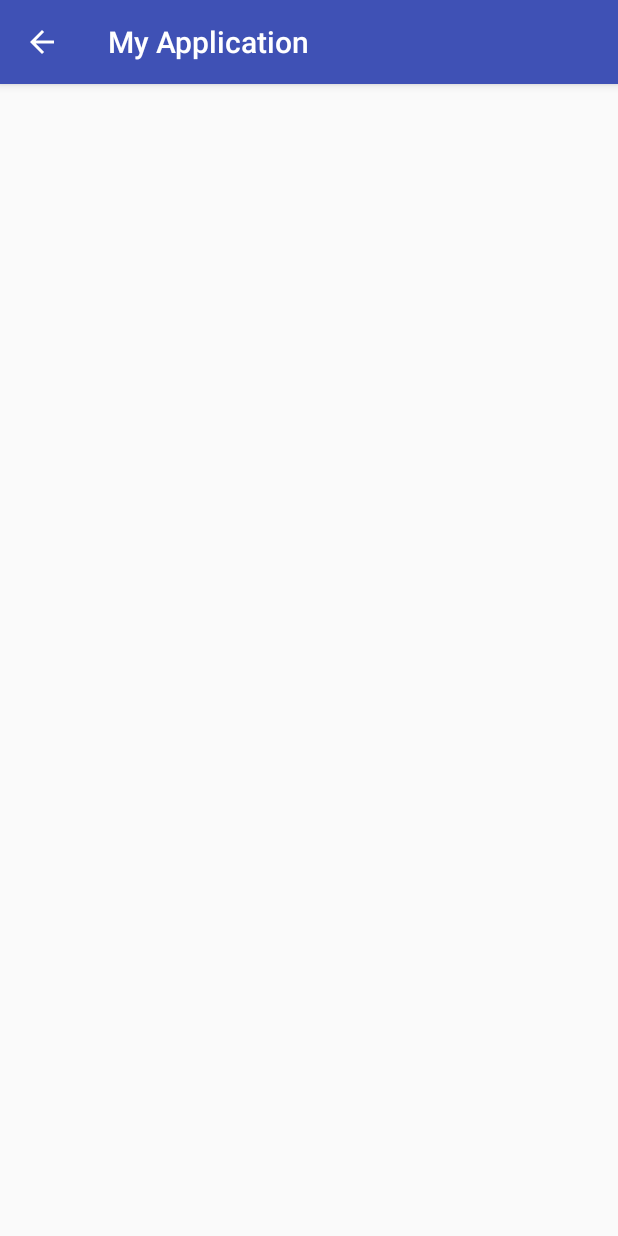
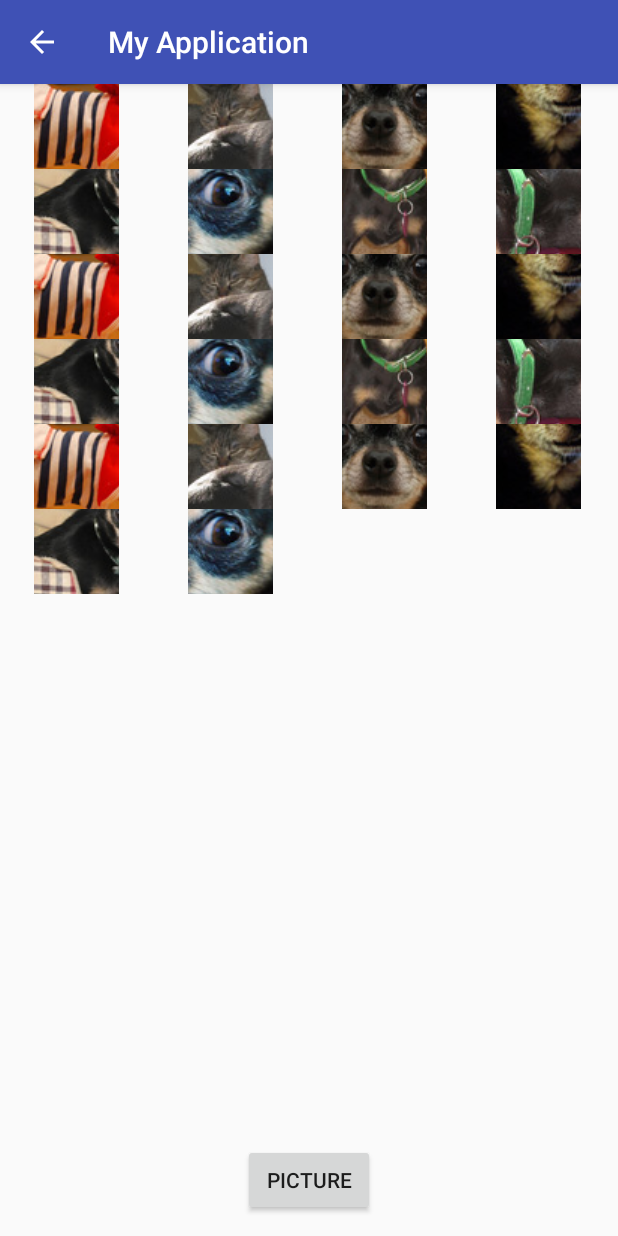
Before and after one commit to jaeyoung0909/CS496_project1, an Android app: the Picture screen opened directly, with no data from a screen before it, on a phone screen of 412 x 824 dp. Run offline under Robolectric (Android 15) with nearby library versions, the phone set to English and light mode, and no system bars.

Commit message:
jaeyoung's B part

```diff
--- a/ThreeTab/app/build.gradle
+++ b/ThreeTab/app/build.gradle
@@ -9,6 +9,7 @@ android {
         versionCode 1
         versionName "1.0"
         testInstrumentationRunner "android.support.test.runner.AndroidJUnitRunner"
+
     }
     buildTypes {
         release {
--- a/ThreeTab/app/src/main/AndroidManifest.xml
+++ b/ThreeTab/app/src/main/AndroidManifest.xml
@@ -25,11 +25,10 @@
         </activity>
         <activity
             android:name=".PhoneNumber"
-            android:parentActivityName = ".MainActivity"/>
+            android:parentActivityName=".MainActivity" />
         <activity
             android:name=".Picture"
-            android:parentActivityName=".MainActivity"
-            ></activity>
+            android:parentActivityName=".MainActivity" />
     </application>
 
 </manifest>
--- a/ThreeTab/app/src/main/java/com/example/user/myapplication/Picture.java
+++ b/ThreeTab/app/src/main/java/com/example/user/myapplication/Picture.java
@@ -1,13 +1,175 @@
 package com.example.user.myapplication;
 
+import android.content.Context;
+import android.content.Intent;
+import android.database.Cursor;
+import android.graphics.Bitmap;
+import android.graphics.BitmapFactory;
+import android.net.Uri;
+import android.os.Environment;
+import android.provider.MediaStore;
 import android.support.v7.app.AppCompatActivity;
 import android.os.Bundle;
+import android.util.Log;
+import android.view.View;
+import android.view.ViewGroup;
+import android.widget.AdapterView;
+import android.widget.BaseAdapter;
+import android.widget.Button;
+import android.widget.GridView;
+import android.widget.ImageView;
+import android.widget.AdapterView.OnItemClickListener;
+import android.widget.Toast;
 
-public class Picture extends AppCompatActivity {
+import java.io.BufferedOutputStream;
+import java.io.File;
+import java.io.FileOutputStream;
+import java.util.ArrayList;
 
+public class Picture extends AppCompatActivity implements View.OnClickListener{
+    private Integer[] mThumbIds = {
+            R.drawable.sample_2, R.drawable.sample_3,
+            R.drawable.sample_4, R.drawable.sample_5,
+            R.drawable.sample_6, R.drawable.sample_7,
+            R.drawable.sample_0, R.drawable.sample_1,
+            R.drawable.sample_2, R.drawable.sample_3,
+            R.drawable.sample_4, R.drawable.sample_5,
+            R.drawable.sample_6, R.drawable.sample_7,
+            R.drawable.sample_0, R.drawable.sample_1,
+            R.drawable.sample_2, R.drawable.sample_3,
+            R.drawable.sample_4, R.drawable.sample_5,
+            R.drawable.sample_6, R.drawable.sample_7
+    };
+
+    private Context mContext;
+    private static final int PICK_FROM_ALBUM = 1;
+    private static final int CROP_FROM_iMAGE = 2;
+
+    private Uri mlmageCaptureUri;
+    private String absolutePath;
     @Override
     protected void onCreate(Bundle savedInstanceState) {
         super.onCreate(savedInstanceState);
         setContentView(R.layout.activity_picture);
+
+        GridView gridview  = (GridView) findViewById(R.id.gridview);
+        gridview.setAdapter(new ImageAdapter(this));
+
+        gridview.setOnItemClickListener(new OnItemClickListener(){
+            public void onItemClick(AdapterView<?> parents, View v, int position, long id){
+
+                Toast.makeText(Picture.this, "" + position,
+                        Toast.LENGTH_SHORT).show();
+            }
+        });
+        Button btn_agreeJoin = (Button)this.findViewById(R.id.button3);
+
+        btn_agreeJoin.setOnClickListener(this);
     }
+
+    public void doTakeAlbumAction(){
+        Intent intent = new Intent(Intent.ACTION_PICK);
+        intent.setType(android.provider.MediaStore.Images.Media.CONTENT_TYPE);
+        startActivityForResult(intent, PICK_FROM_ALBUM);
+    }
+
+    @Override
+    public void onActivityResult(int requestCode, int resultCode, Intent data){
+        super.onActivityResult(requestCode, resultCode, data);
+
+        if(resultCode != RESULT_OK) return;
+        switch(requestCode){
+            case PICK_FROM_ALBUM :{
+                mlmageCaptureUri = data.getData();
+                Log.d("SmartWhell", mlmageCaptureUri.getPath().toString());
+            }
+            case CROP_FROM_iMAGE:{
+                if(resultCode != RESULT_OK){
+                    return;
+                }
+
+                final Bundle extras = data.getExtras();
+
+                String filePath = Environment.getExternalStorageDirectory().getAbsolutePath() + "/SmartWheel/" + System.currentTimeMillis() + ".jpg";
+
+                if(extras != null){
+                    Bitmap photo = extras.getParcelable("data");
+
+                    absolutePath = filePath;
+                    break;
+                }
+
+                File f = new File(mlmageCaptureUri.getPath());
+                if(f.exists())  f.delete();
+            }
+        }
+    }
+    public void onClick(View v){
+        Intent intent = new Intent(Intent.ACTION_PICK);
+        intent.setType(android.provider.MediaStore.Images.Media.CONTENT_TYPE);
+        startActivityForResult(intent, PICK_FROM_ALBUM);
+    }
+
+    private void storeCropImage(Bitmap bitmap, String filePath){
+        String dirPath = Environment.getExternalStorageDirectory().getAbsolutePath() + "/SmartWheel";
+        File directory_SmartWheel = new File(dirPath);
+
+        if(!directory_SmartWheel.exists())  directory_SmartWheel.mkdir();
+        File copyFile = new File(filePath);
+        BufferedOutputStream out = null;
+
+        try {
+            copyFile.createNewFile();
+            out = new BufferedOutputStream(new FileOutputStream(copyFile));
+            bitmap.compress(Bitmap.CompressFormat.JPEG, 100, out);
+
+            sendBroadcast(new Intent(Intent.ACTION_MEDIA_SCANNER_SCAN_FILE, Uri.fromFile(copyFile)));
+            out.flush();
+            out.close();
+        }catch(Exception e){
+            e.printStackTrace();
+        }
+    }
+
+    public class ImageAdapter extends BaseAdapter {
+
+        private Context mContext;
+
+        public ImageAdapter(Context c){
+            mContext = c;
+        }
+        @Override
+        public int getCount() {
+            return mThumbIds.length;
+        }
+
+        @Override
+        public Object getItem(int position) {
+            return null;
+        }
+
+        @Override
+        public long getItemId(int position) {
+            return 0;
+        }
+
+        @Override
+        public View getView(int position, View view, ViewGroup viewGroup) {
+            ImageView imageView;
+            if(view == null){
+                imageView = new ImageView(mContext);
+                imageView.setLayoutParams(new GridView.LayoutParams(85, 85));
+                imageView.setScaleType(ImageView.ScaleType.CENTER);
+                imageView.setPadding(8, 8, 8, 8);
+            } else{
+                imageView = (ImageView) view;
+            }
+
+            imageView.setImageResource(mThumbIds[position]);
+            return imageView;
+        }
+
+    }
+
+
 }
--- a/ThreeTab/app/src/main/res/layout/activity_main.xml
+++ b/ThreeTab/app/src/main/res/layout/activity_main.xml
@@ -22,7 +22,7 @@
     <EditText
         android:id="@+id/textView"
         android:layout_width="224dp"
-        android:layout_height="35dp"
+        android:layout_height="57dp"
         android:layout_marginEnd="8dp"
         android:layout_marginStart="8dp"
         android:layout_marginTop="88dp"
@@ -36,11 +36,10 @@
         android:id="@+id/button2"
         android:layout_width="146dp"
         android:layout_height="70dp"
-        android:layout_marginTop="160dp"
+        android:layout_marginTop="120dp"
         android:onClick="Button_number"
         android:text="phone number"
         app:layout_constraintEnd_toEndOf="parent"
-        app:layout_constraintHorizontal_bias="0.497"
         app:layout_constraintLeft_toLeftOf="parent"
         app:layout_constraintRight_toRightOf="parent"
         app:layout_constraintStart_toStartOf="parent"
--- a/ThreeTab/app/src/main/res/layout/activity_picture.xml
+++ b/ThreeTab/app/src/main/res/layout/activity_picture.xml
@@ -1,9 +1,41 @@
 <?xml version="1.0" encoding="utf-8"?>
-<android.support.constraint.ConstraintLayout xmlns:android="http://schemas.android.com/apk/res/android"
-    xmlns:app="http://schemas.android.com/apk/res-auto"
-    xmlns:tools="http://schemas.android.com/tools"
-    android:layout_width="match_parent"
-    android:layout_height="match_parent"
-    tools:context="com.example.user.myapplication.Picture">
+<LinearLayout xmlns:android="http://schemas.android.com/apk/res/android"
+    xmlns:ads="http://schemas.android.com/apk/lib/com.google.ads"
+    android:layout_width="fill_parent"
+    android:layout_height="fill_parent"
+    android:gravity="center"
+    android:orientation="vertical" >
 
-</android.support.constraint.ConstraintLayout>
+    <GridView
+        android:id="@+id/gridview"
+        android:layout_width="fill_parent"
+        android:layout_height="0dip"
+        android:layout_weight="1"
+        android:clipChildren="true"
+        android:columnWidth="100dp"
+        android:gravity="center"
+        android:numColumns="auto_fit"
+        android:scrollbars="none"
+        android:stretchMode="columnWidth" >
+    </GridView>
+
+    <LinearLayout
+        android:layout_width="fill_parent"
+        android:layout_height="wrap_content"
+        android:gravity="center"
+        android:paddingBottom="5dp"
+        android:paddingLeft="9dp"
+        android:paddingRight="9dp"
+        android:paddingTop="5dp" >
+
+        <Button
+            android:id="@+id/button3"
+            android:layout_width="wrap_content"
+            android:layout_height="wrap_content"
+            android:layout_marginBottom="8dp"
+            android:layout_marginTop="8dp"
+            android:text="picture"
+             />
+    </LinearLayout>
+
+</LinearLayout>
--- a/ThreeTab/app/src/main/res/values/strings.xml
+++ b/ThreeTab/app/src/main/res/values/strings.xml
@@ -1,3 +1,4 @@
 <resources>
     <string name="app_name">My Application</string>
+    <string name = "hello"> </string>
 </resources>
```
Also changed, not shown: ThreeTab/app/src/main/res/drawable/sample_0.jpg (added), ThreeTab/app/src/main/res/drawable/sample_1.jpg (added), ThreeTab/app/src/main/res/drawable/sample_2.jpg (added), ThreeTab/app/src/main/res/drawable/sample_3.jpg (added), ThreeTab/app/src/main/res/drawable/sample_4.jpg (added), ThreeTab/app/src/main/res/drawable/sample_5.jpg (added), ThreeTab/app/src/main/res/drawable/sample_6.jpg (added), ThreeTab/app/src/main/res/drawable/sample_7.jpg (added).
